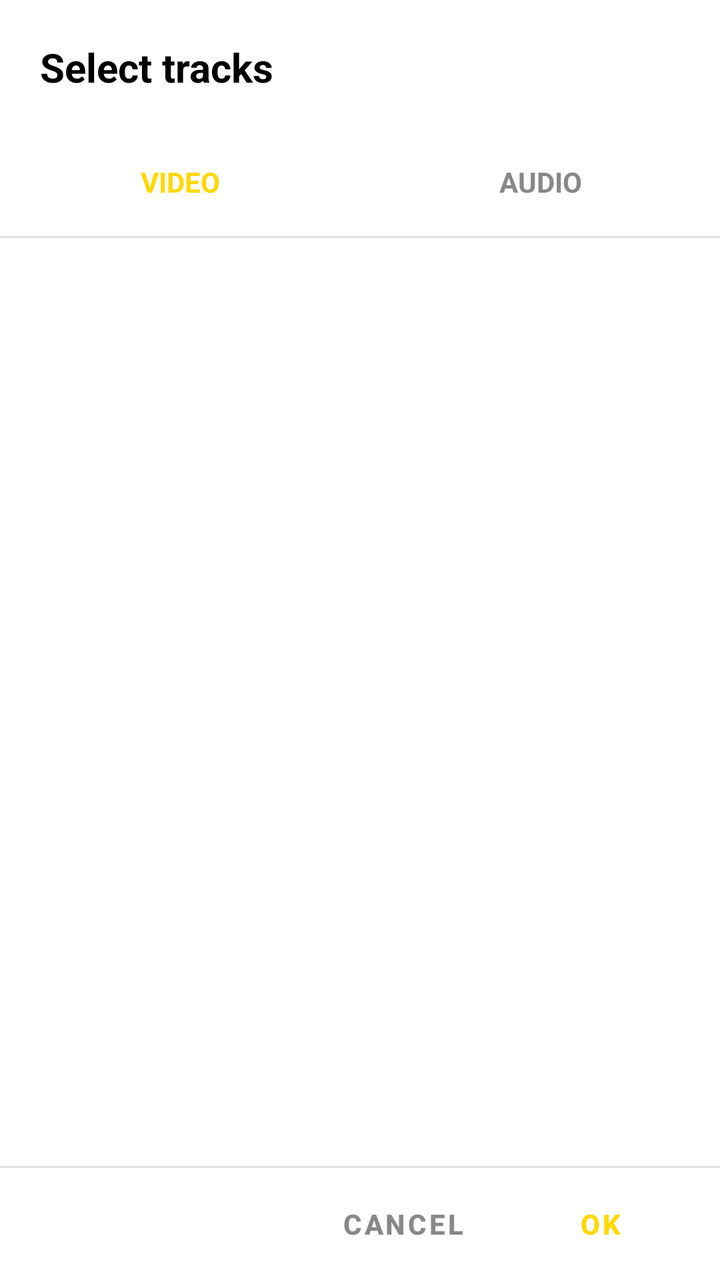
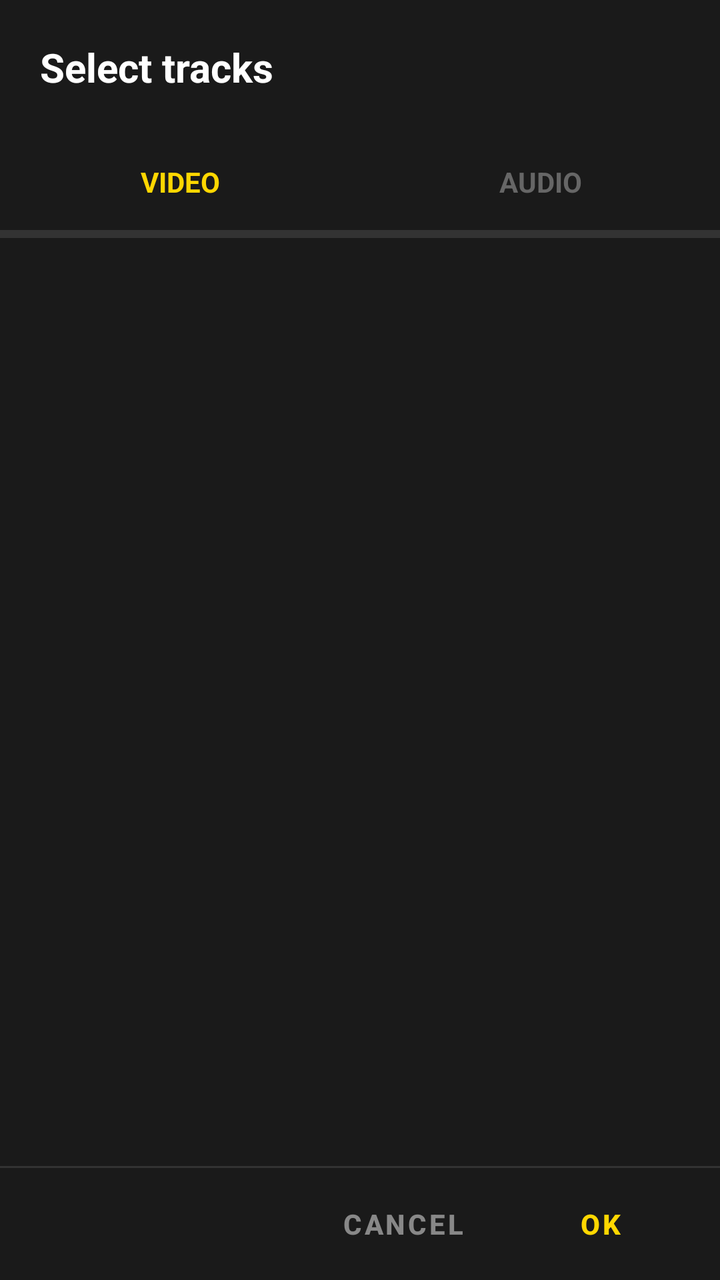

Two renders of the same Android screen: before a commit and after it. Below are the layout's source before the change and the commit's diff.
<!-- AndroidManifest.xml: application theme Theme.TVPlus -->
<!-- res/layout/dialog_track_selection.xml -->
<?xml version="1.0" encoding="utf-8"?>
<LinearLayout xmlns:android="http://schemas.android.com/apk/res/android"
    android:layout_width="match_parent"
    android:layout_height="wrap_content"
    android:orientation="vertical"
    android:background="#FFFFFF"
    android:padding="0dp">

    
    <TextView
        android:id="@+id/dialog_title"
        android:layout_width="match_parent"
        android:layout_height="wrap_content"
        android:text="Select tracks"
        android:textSize="20sp"
        android:textColor="#000000"
        android:textStyle="bold"
        android:padding="20dp" />

    
    <LinearLayout
        android:layout_width="match_parent"
        android:layout_height="48dp"
        android:orientation="horizontal">

        <TextView
            android:id="@+id/tab_video"
            android:layout_width="0dp"
            android:layout_height="match_parent"
            android:layout_weight="1"
            android:text="VIDEO"
            android:textColor="#FFD700"
            android:textSize="14sp"
            android:textStyle="bold"
            android:gravity="center"
            android:background="#FFFFFF"
            android:focusable="true"
            android:clickable="true" />

        <TextView
            android:id="@+id/tab_audio"
            android:layout_width="0dp"
            android:layout_height="match_parent"
            android:layout_weight="1"
            android:text="AUDIO"
            android:textColor="#888888"
            android:textSize="14sp"
            android:textStyle="bold"
            android:gravity="center"
            android:background="#FFFFFF"
            android:focusable="true"
            android:clickable="true" />
    </LinearLayout>

    
    <FrameLayout
        android:layout_width="match_parent"
        android:layout_height="3dp">

        <View
            android:id="@+id/tab_indicator"
            android:layout_width="0dp"
            android:layout_height="match_parent"
            android:layout_gravity="start"
            android:background="#FFD700" />
    </FrameLayout>

    
    <View
        android:layout_width="match_parent"
        android:layout_height="1dp"
        android:background="#E0E0E0" />

    
    <FrameLayout
        android:layout_width="match_parent"
        android:layout_height="0dp"
        android:layout_weight="1"
        android:minHeight="150dp">

        
        <ScrollView
            android:id="@+id/video_container"
            android:layout_width="match_parent"
            android:layout_height="match_parent"
            android:visibility="visible"
            android:scrollbars="vertical"
            android:fadeScrollbars="false"
            android:fillViewport="true">

            <RadioGroup
                android:id="@+id/video_radio_group"
                android:layout_width="match_parent"
                android:layout_height="wrap_content"
                android:orientation="vertical"
                android:padding="8dp" />
        </ScrollView>

        
        <ScrollView
            android:id="@+id/audio_container"
            android:layout_width="match_parent"
            android:layout_height="match_parent"
            android:visibility="gone"
            android:scrollbars="vertical"
            android:fadeScrollbars="false"
            android:fillViewport="true">

            <RadioGroup
                android:id="@+id/audio_radio_group"
                android:layout_width="match_parent"
                android:layout_height="wrap_content"
                android:orientation="vertical"
                android:padding="8dp" />
        </ScrollView>
    </FrameLayout>

    
    <View
        android:layout_width="match_parent"
        android:layout_height="1dp"
        android:background="#E0E0E0" />

    
    <LinearLayout
        android:layout_width="match_parent"
        android:layout_height="56dp"
        android:orientation="horizontal"
        android:gravity="end|center_vertical"
        android:paddingStart="16dp"
        android:paddingEnd="16dp"
        android:background="#FFFFFF">

        <Button
            android:id="@+id/btn_cancel"
            android:layout_width="wrap_content"
            android:layout_height="wrap_content"
            android:text="CANCEL"
            android:textColor="#888888"
            android:textSize="14sp"
            android:textStyle="bold"
            android:background="?attr/selectableItemBackground"
            android:focusable="true"
            android:minWidth="88dp"
            android:layout_marginEnd="8dp" />

        <Button
            android:id="@+id/btn_ok"
            android:layout_width="wrap_content"
            android:layout_height="wrap_content"
            android:text="OK"
            android:textColor="#FFD700"
            android:textSize="14sp"
            android:textStyle="bold"
            android:background="?attr/selectableItemBackground"
            android:focusable="true"
            android:minWidth="88dp" />
    </LinearLayout>

</LinearLayout>
<!-- resources referenced by this layout -->
<resources>
  <style name="Theme.TVPlus" parent="Theme.MaterialComponents.DayNight.DarkActionBar">
          <item name="colorPrimary">@color/gold_accent</item>
          <item name="colorPrimaryVariant">@color/gold_dark</item>
          <item name="colorOnPrimary">@color/black</item>
          <item name="colorSecondary">@color/gold_accent</item>
          <item name="colorSecondaryVariant">@color/gold_dark</item>
          <item name="colorOnSecondary">@color/black</item>
          <item name="android:statusBarColor">@color/black</item>
          <item name="android:navigationBarColor">@color/black</item>
          <item name="android:windowBackground">@color/black</item>
      </style>
  <color name="gold_accent">#FFD700</color>
  <color name="gold_dark">#B8860B</color>
  <color name="black">#000000</color>
</resources>

<!-- the commit's change to res/layout/dialog_track_selection.xml (unified diff, before → after) -->
@@ -3,7 +3,7 @@
     android:layout_width="match_parent"
     android:layout_height="wrap_content"
     android:orientation="vertical"
-    android:background="#FFFFFF"
+    android:background="#1A1A1A"
     android:padding="0dp">
 
     
@@ -13,7 +13,7 @@
         android:layout_height="wrap_content"
         android:text="Select tracks"
         android:textSize="20sp"
-        android:textColor="#000000"
+        android:textColor="#FFFFFF"
         android:textStyle="bold"
         android:padding="20dp" />
 
@@ -21,7 +21,8 @@
     <LinearLayout
         android:layout_width="match_parent"
         android:layout_height="48dp"
-        android:orientation="horizontal">
+        android:orientation="horizontal"
+        android:background="#1A1A1A">
 
         <TextView
             android:id="@+id/tab_video"
@@ -33,7 +34,7 @@
             android:textSize="14sp"
             android:textStyle="bold"
             android:gravity="center"
-            android:background="#FFFFFF"
+            android:background="#1A1A1A"
             android:focusable="true"
             android:clickable="true" />
 
@@ -43,11 +44,11 @@
             android:layout_height="match_parent"
             android:layout_weight="1"
             android:text="AUDIO"
-            android:textColor="#888888"
+            android:textColor="#666666"
             android:textSize="14sp"
             android:textStyle="bold"
             android:gravity="center"
-            android:background="#FFFFFF"
+            android:background="#1A1A1A"
             android:focusable="true"
             android:clickable="true" />
     </LinearLayout>
@@ -55,7 +56,8 @@
     
     <FrameLayout
         android:layout_width="match_parent"
-        android:layout_height="3dp">
+        android:layout_height="3dp"
+        android:background="#333333">
 
         <View
             android:id="@+id/tab_indicator"
@@ -69,14 +71,15 @@
     <View
         android:layout_width="match_parent"
         android:layout_height="1dp"
-        android:background="#E0E0E0" />
+        android:background="#333333" />
 
     
     <FrameLayout
         android:layout_width="match_parent"
         android:layout_height="0dp"
         android:layout_weight="1"
-        android:minHeight="150dp">
+        android:minHeight="200dp"
+        android:background="#1A1A1A">
 
         
         <ScrollView
@@ -86,14 +89,15 @@
             android:visibility="visible"
             android:scrollbars="vertical"
             android:fadeScrollbars="false"
-            android:fillViewport="true">
+            android:fillViewport="true"
+            android:background="#1A1A1A">
 
             <RadioGroup
                 android:id="@+id/video_radio_group"
                 android:layout_width="match_parent"
                 android:layout_height="wrap_content"
                 android:orientation="vertical"
-                android:padding="8dp" />
+                android:padding="12dp" />
         </ScrollView>
 
         
@@ -104,14 +108,15 @@
             android:visibility="gone"
             android:scrollbars="vertical"
             android:fadeScrollbars="false"
-            android:fillViewport="true">
+            android:fillViewport="true"
+            android:background="#1A1A1A">
 
             <RadioGroup
                 android:id="@+id/audio_radio_group"
                 android:layout_width="match_parent"
                 android:layout_height="wrap_content"
                 android:orientation="vertical"
-                android:padding="8dp" />
+                android:padding="12dp" />
         </ScrollView>
     </FrameLayout>
 
@@ -119,7 +124,7 @@
     <View
         android:layout_width="match_parent"
         android:layout_height="1dp"
-        android:background="#E0E0E0" />
+        android:background="#333333" />
 
     
     <LinearLayout
@@ -129,7 +134,7 @@
         android:gravity="end|center_vertical"
         android:paddingStart="16dp"
         android:paddingEnd="16dp"
-        android:background="#FFFFFF">
+        android:background="#1A1A1A">
 
         <Button
             android:id="@+id/btn_cancel"
